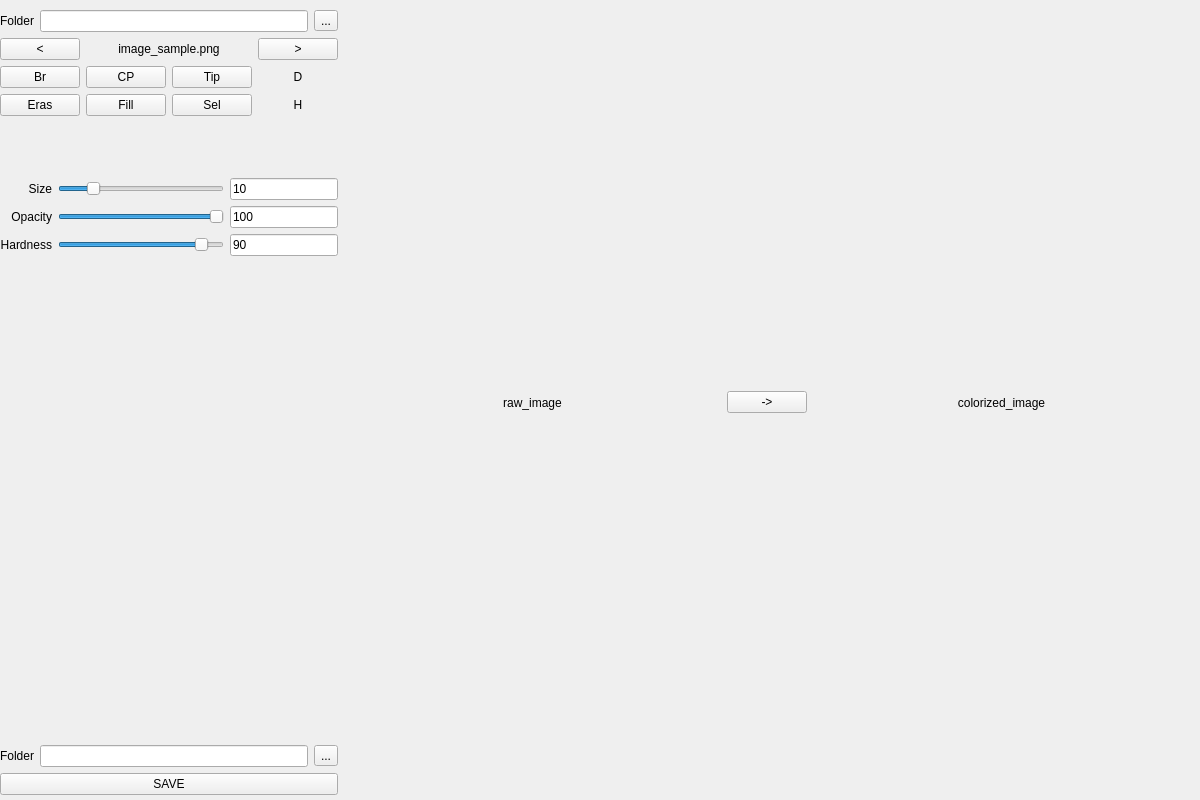
PreFX48/colorization_project, file form.ui: the form before one commit.
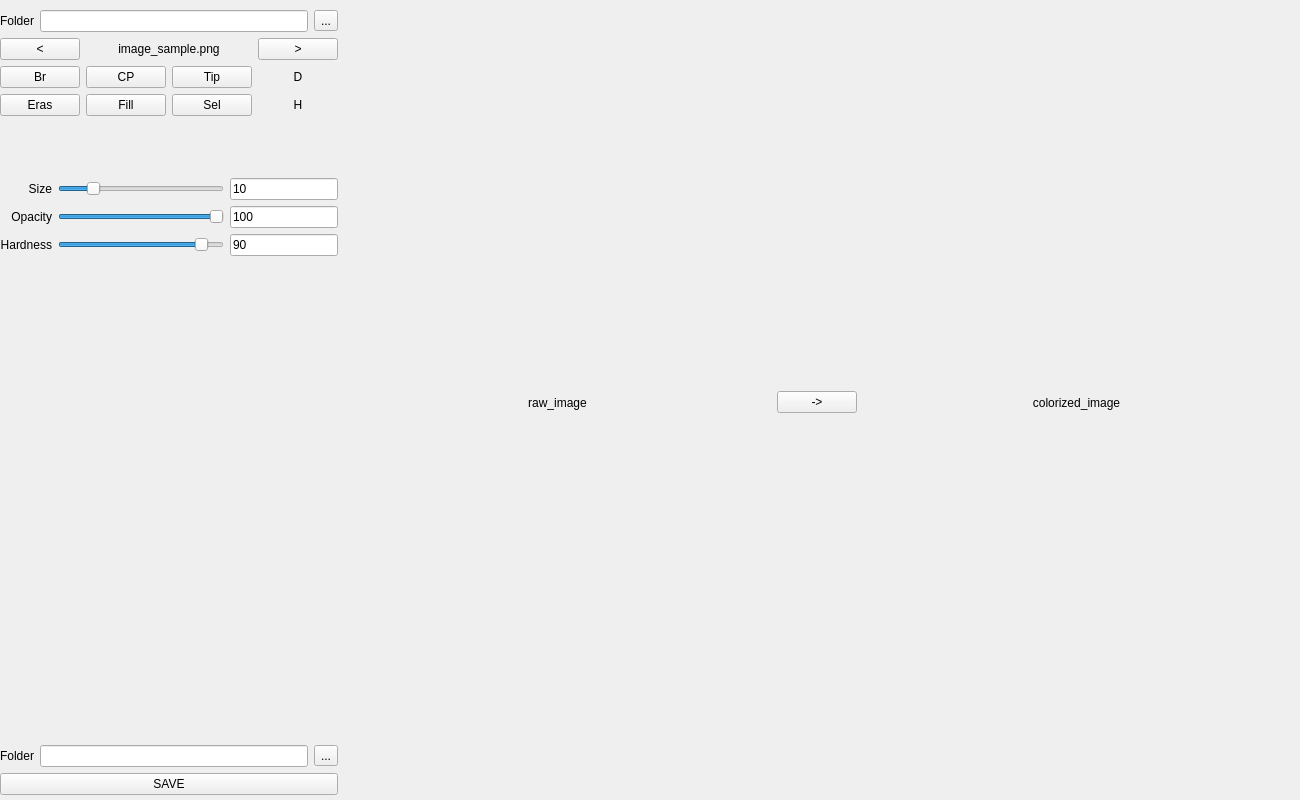
The form after the commit. Custom widgets are drawn as their Qt base class.

Diff of the .ui file:
```diff
--- a/form.ui
+++ b/form.ui
@@ -6,7 +6,7 @@
    <rect>
     <x>0</x>
     <y>0</y>
-    <width>1200</width>
+    <width>1300</width>
     <height>800</height>
    </rect>
   </property>
@@ -14,7 +14,7 @@
    <string>MainWindow</string>
   </property>
   <widget class="QWidget" name="horizontalLayoutWidget">
-   <layout class="QHBoxLayout" name="horizontalLayout" stretch="5,7,0,7">
+   <layout class="QHBoxLayout" name="horizontalLayout" stretch="2,7,0,7">
     <property name="sizeConstraint">
      <enum>QLayout::SetDefaultConstraint</enum>
     </property>
```
